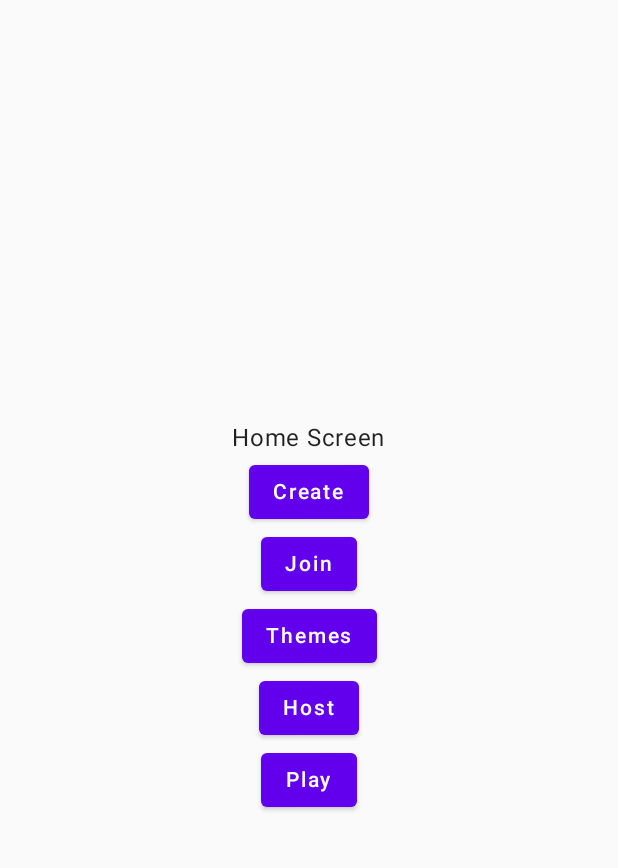
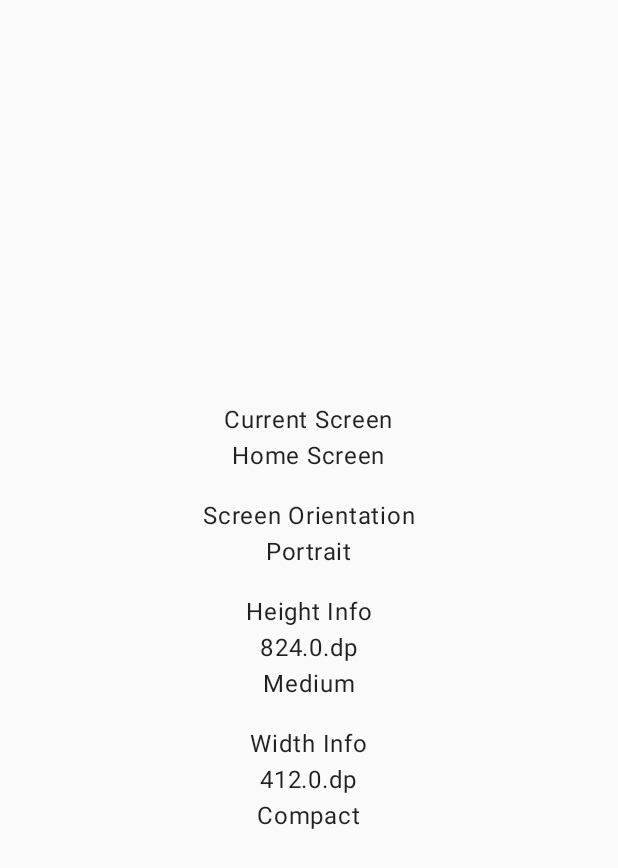
Before and after one commit to duhdoesk/online-bingo-kmp, an Android app built with Jetpack Compose: the screen it shows after launch (MainActivity), on a phone screen of 412 x 824 dp. Shown: the top 868 px of the screen. Run offline under Robolectric (Android 15) with nearby library versions, the phone set to English and light mode, and no system bars.

Commit message:
:sparkles: feat: added WindowInfo class to manage screen sizes and orientation.

```diff
--- a/composeApp/src/commonMain/kotlin/ui/presentation/home/HomeScreen.kt
+++ b/composeApp/src/commonMain/kotlin/ui/presentation/home/HomeScreen.kt
@@ -1,52 +1,86 @@
 package ui.presentation.home
 
 import androidx.compose.foundation.layout.Arrangement
+import androidx.compose.foundation.layout.BoxWithConstraints
 import androidx.compose.foundation.layout.Column
+import androidx.compose.foundation.layout.Spacer
 import androidx.compose.foundation.layout.fillMaxSize
+import androidx.compose.foundation.layout.height
 import androidx.compose.material.Button
 import androidx.compose.material.Text
 import androidx.compose.runtime.Composable
 import androidx.compose.ui.Alignment
 import androidx.compose.ui.Modifier
+import androidx.compose.ui.unit.dp
 import ui.navigation.Configuration
+import ui.presentation.util.rememberWindowInfo
 
 @Composable
 fun HomeScreen(component: HomeScreenComponent) {
-    Column(
-        verticalArrangement = Arrangement.Center,
-        horizontalAlignment = Alignment.CenterHorizontally,
-        modifier = Modifier.fillMaxSize()
+
+    BoxWithConstraints(
+        modifier = Modifier.fillMaxSize(),
+        propagateMinConstraints = true
     ) {
-        Text("Home Screen")
 
-        Button(
-            onClick = { component.navigate(Configuration.CreateScreen) }
+        val boxWidth = this.maxWidth
+        val boxHeight = this.maxHeight
+
+        Column(
+            verticalArrangement = Arrangement.Center,
+            horizontalAlignment = Alignment.CenterHorizontally,
+            modifier = Modifier.fillMaxSize()
         ) {
-            Text("Create")
-        }
 
-        Button(
-            onClick = { component.navigate(Configuration.JoinScreen) }
-        ) {
-            Text("Join")
-        }
+            Text("Current Screen")
+            Text("Home Screen")
 
-        Button(
-            onClick = { component.navigate(Configuration.ThemesScreen) }
-        ) {
-            Text("Themes")
-        }
+            val windowInfo = rememberWindowInfo(screenHeight = boxHeight, screenWidth = boxWidth)
 
-        Button(
-            onClick = { component.navigate(Configuration.HostScreen) }
-        ) {
-            Text("Host")
-        }
+            Spacer(Modifier.height(16.dp))
+            Text("Screen Orientation")
+            Text(windowInfo.screenOrientation.toString())
 
-        Button(
-            onClick = { component.navigate(Configuration.PlayScreen) }
-        ) {
-            Text("Play")
+            Spacer(Modifier.height(16.dp))
+            Text("Height Info")
+            Text(windowInfo.screenHeight.toString())
+            Text(windowInfo.screenHeightInfo.toString())
+
+            Spacer(Modifier.height(16.dp))
+            Text("Width Info")
+            Text(windowInfo.screenWidth.toString())
+            Text(windowInfo.screenWidthInfo.toString())
+
+//            Button(
+//                onClick = { component.navigate(Configuration.CreateScreen) }
+//            ) {
+//                Text("Create")
+//            }
+//
+//            Button(
+//                onClick = { component.navigate(Configuration.JoinScreen) }
+//            ) {
+//                Text("Join")
+//            }
+//
+//            Button(
+//                onClick = { component.navigate(Configuration.ThemesScreen) }
+//            ) {
+//                Text("Themes")
+//            }
+//
+//            Button(
+//                onClick = { component.navigate(Configuration.HostScreen) }
+//            ) {
+//                Text("Host")
+//            }
+//
+//            Button(
+//                onClick = { component.navigate(Configuration.PlayScreen) }
+//            ) {
+//                Text("Play")
+//            }
         }
     }
+
 }
--- /dev/null
+++ b/composeApp/src/commonMain/kotlin/ui/presentation/util/WindowInfo.kt
@@ -0,0 +1,54 @@
+package ui.presentation.util
+
+import androidx.compose.runtime.Composable
+import androidx.compose.ui.unit.Dp
+import androidx.compose.ui.unit.dp
+
+@Composable
+fun rememberWindowInfo(
+    screenHeight: Dp,
+    screenWidth: Dp
+): WindowInfo {
+
+    val deviceOrientation =
+        if (screenHeight > screenWidth) WindowInfo.DeviceOrientation.Portrait
+        else WindowInfo.DeviceOrientation.Landscape
+
+    return WindowInfo(
+        screenWidthInfo = when {
+            screenWidth < 600.dp -> WindowInfo.WindowType.Compact
+            screenWidth < 840.dp -> WindowInfo.WindowType.Medium
+            else -> WindowInfo.WindowType.Expanded
+        },
+
+        screenHeightInfo = when {
+            screenHeight < 480.dp -> WindowInfo.WindowType.Compact
+            screenHeight < 900.dp -> WindowInfo.WindowType.Medium
+            else -> WindowInfo.WindowType.Expanded
+        },
+
+        screenWidth = screenWidth,
+        screenHeight = screenHeight,
+        screenOrientation = deviceOrientation
+    )
+}
+
+data class WindowInfo(
+    val screenOrientation: DeviceOrientation,
+    val screenWidthInfo: WindowType,
+    val screenHeightInfo: WindowType,
+    val screenWidth: Dp,
+    val screenHeight: Dp
+) {
+
+    sealed class WindowType {
+        data object Compact : WindowType()
+        data object Medium : WindowType()
+        data object Expanded : WindowType()
+    }
+
+    sealed class DeviceOrientation {
+        data object Portrait: DeviceOrientation()
+        data object Landscape: DeviceOrientation()
+    }
+}
```
Also changed, not shown: 2 other files.
